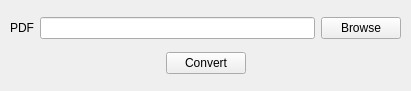
This is src/main/python/gui/main.ui in P1zz4br0etch3n/pdf2pro6x as Qt 5 draws it before an edit. The edited form follows.
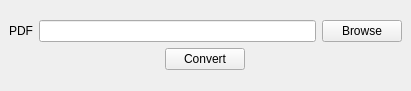
This is the edited form.

Commit message: add Drag'n'Drop support for PDF File; change font for better cross platform compatibility; change icon size for mac; add screenshot of mac version

Diff of the .ui file:
```diff
--- a/src/main/python/gui/main.ui
+++ b/src/main/python/gui/main.ui
@@ -22,6 +22,11 @@
     <height>91</height>
    </size>
   </property>
+  <property name="font">
+   <font>
+    <family>Tahoma</family>
+   </font>
+  </property>
   <property name="windowTitle">
    <string>pdf2pro6x</string>
   </property>
@@ -41,15 +46,8 @@
    <bool>false</bool>
   </property>
   <widget class="QWidget" name="centralwidget">
-   <widget class="QWidget" name="verticalLayoutWidget">
-    <property name="geometry">
-     <rect>
-      <x>10</x>
-      <y>10</y>
-      <width>391</width>
-      <height>71</height>
-     </rect>
-    </property>
+   <layout class="QGridLayout" name="gridLayout_2">
+    <item row="0" column="0">
     <layout class="QVBoxLayout" name="verticalLayout">
      <item>
       <layout class="QGridLayout" name="gridLayout">
@@ -81,8 +79,8 @@
          </property>
          <property name="sizeHint" stdset="0">
           <size>
-           <width>40</width>
-           <height>20</height>
+            <width>388</width>
+            <height>13</height>
           </size>
          </property>
         </spacer>
@@ -101,8 +99,8 @@
          </property>
          <property name="sizeHint" stdset="0">
           <size>
-           <width>40</width>
-           <height>20</height>
+            <width>388</width>
+            <height>13</height>
           </size>
          </property>
         </spacer>
@@ -110,7 +108,8 @@
       </layout>
      </item>
     </layout>
-   </widget>
+    </item>
+   </layout>
   </widget>
  </widget>
  <resources/>
```
Left out of the diff: 20 changed lines with no effect on the pictures. Lines whose indentation alone changed are shown as unchanged. The commit also changes 14 other files.
